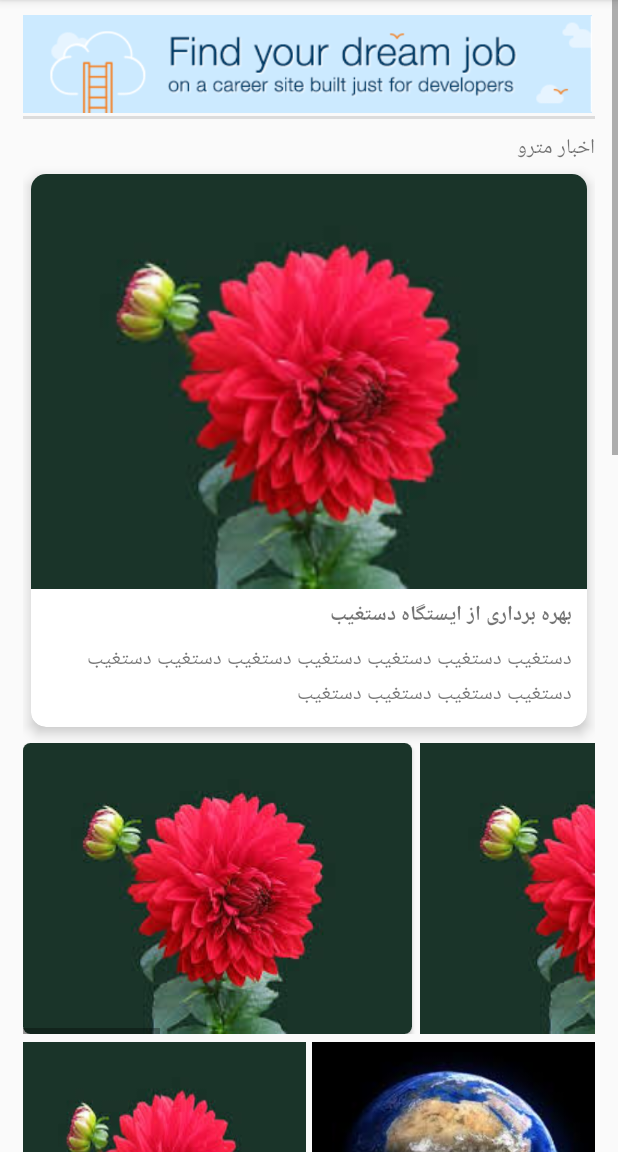
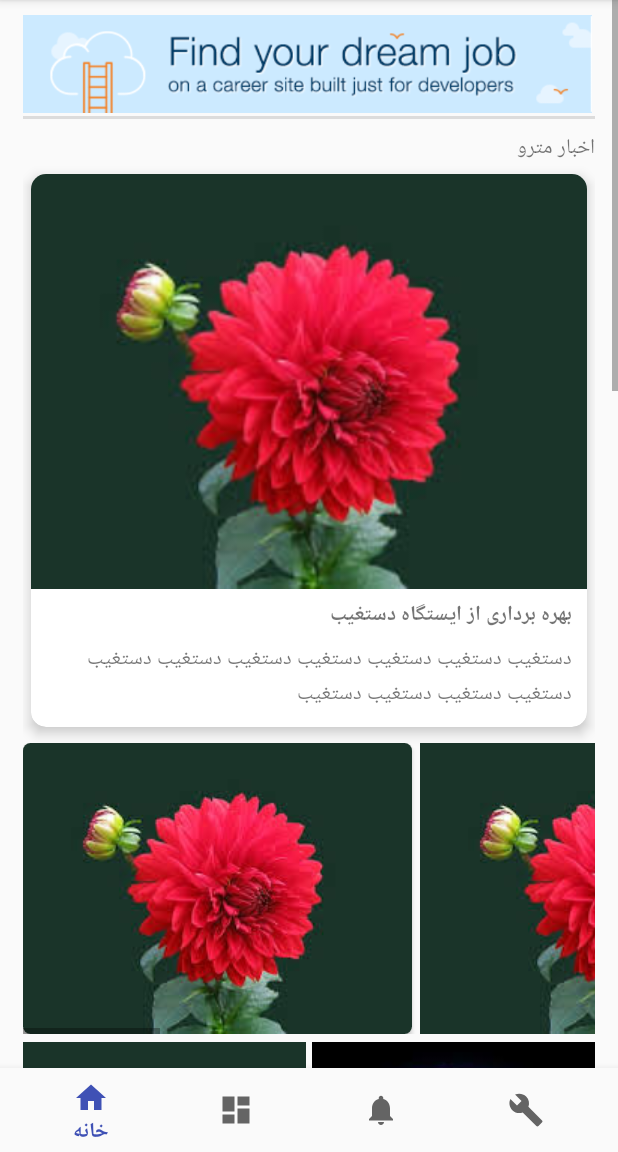
Before and after one commit to bionuts/ShirazMetro, an Android app: the TilesActivity screen opened directly, with no data from a screen before it, on a phone screen of 412 x 824 dp, the part 84-1236 px from its top. Run offline under Robolectric (Android 15) with nearby library versions, the phone set to English and light mode, and no system bars.

Commit message:
create constraint layout and menu

```diff
--- a/app/src/main/res/layout/activity_tiles.xml
+++ b/app/src/main/res/layout/activity_tiles.xml
@@ -11,7 +11,7 @@
         android:id="@+id/scrollView2"
         android:layout_width="0dp"
         android:layout_height="0dp"
-        app:layout_constraintBottom_toBottomOf="parent"
+        app:layout_constraintBottom_toTopOf="@+id/navigation"
         app:layout_constraintEnd_toEndOf="parent"
         app:layout_constraintStart_toStartOf="parent"
         app:layout_constraintTop_toTopOf="parent">
@@ -45,9 +45,9 @@
             <View
                 android:id="@+id/divider"
                 android:layout_width="match_parent"
+                android:layout_height="2dp"
+                android:layout_marginBottom="2dp"
                 android:layout_marginTop="2dp"
-                android:layout_marginBottom="2dp"
-                android:layout_height="2dp"
                 android:layout_weight="1"
                 android:background="?android:attr/listDivider" />
 
@@ -73,10 +73,10 @@
                 android:layout_width="match_parent"
                 android:layout_height="wrap_content"
                 android:layout_gravity="center"
+                android:layout_margin="5dp"
                 app:cardBackgroundColor="@color/cardview_light_background"
-                android:layout_margin="5dp"
-                app:cardElevation="5dp"
-                app:cardCornerRadius="10dp">
+                app:cardCornerRadius="10dp"
+                app:cardElevation="5dp">
 
                 <LinearLayout
                     android:layout_width="match_parent"
@@ -108,9 +108,9 @@
                         android:layout_width="match_parent"
                         android:layout_height="wrap_content"
                         android:layoutDirection="rtl"
+                        android:paddingBottom="10dp"
+                        android:paddingLeft="10dp"
                         android:paddingRight="10dp"
-                        android:paddingLeft="10dp"
-                        android:paddingBottom="10dp"
                         android:text="دستغیب دستغیب دستغیب دستغیب دستغیب دستغیب دستغیب دستغیب دستغیب دستغیب دستغیب"
                         android:textDirection="rtl" />
 
@@ -440,7 +440,16 @@
 
     </ScrollView>
 
-    <android.support.v7.widget.CardView
-        android:layout_width="match_parent"
-        android:layout_height="wrap_content" />
+    <android.support.design.widget.BottomNavigationView
+        android:id="@+id/navigation"
+        android:layout_width="0dp"
+        android:layout_height="wrap_content"
+        android:layout_marginEnd="0dp"
+        android:layout_marginStart="0dp"
+        android:background="?android:attr/windowBackground"
+        app:layout_constraintBottom_toBottomOf="parent"
+        app:layout_constraintLeft_toLeftOf="parent"
+        app:layout_constraintRight_toRightOf="parent"
+        app:menu="@menu/main_menu" />
+
 </android.support.constraint.ConstraintLayout>
```
Also changed, not shown: app/src/main/res/layout/activity_constraint_learn.xml (+17 -31 lines).
